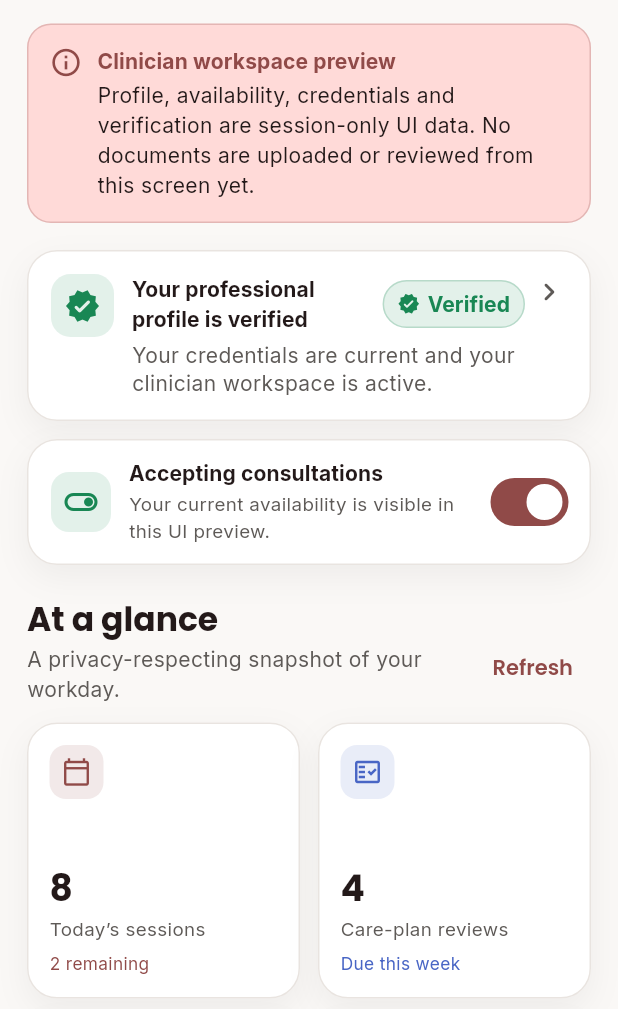
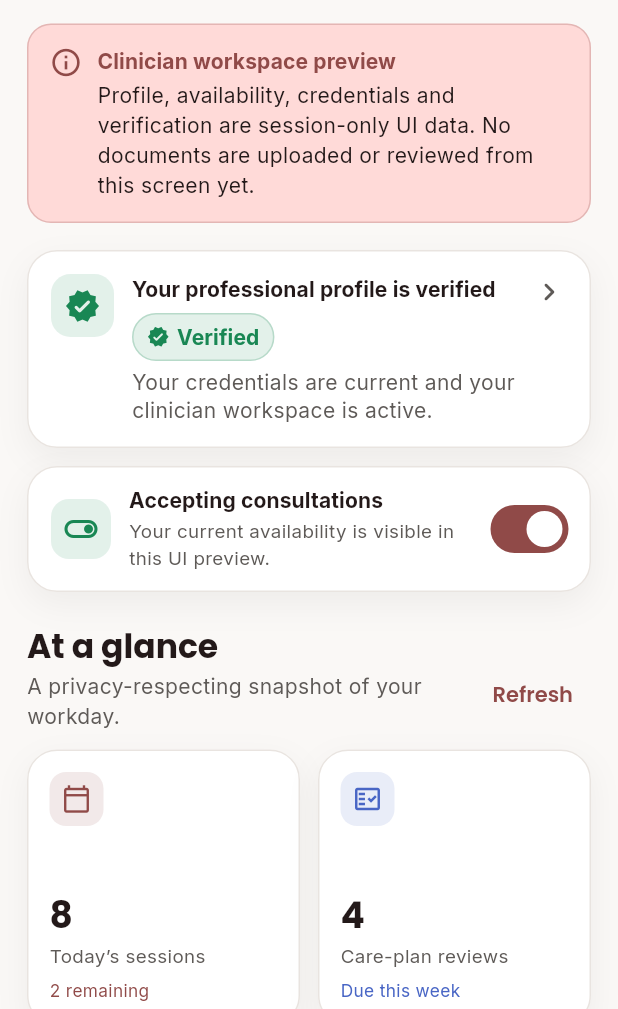
Before and after one commit to NgwinaQuinstarics/sicklecare-mobile, a Flutter app: the DoctorDashboardScreen screen opened directly, on a phone screen of 412 x 824 dp, the part 227-1236 px from its top. Run offline on Flutter 3.47's test engine with Material 3 defaults, Android fonts, the phone set to English and light mode, and no system bars; our stand-ins replace animate_do, awesome_notifications, cloud_firestore, cloud_functions, firebase_auth, firebase_core and 12 more; missing offline and left inert: firebase_app_check; accounts and stored records are empty.

```diff
--- a/sicklecare_app/lib/screens/doctor/doctor_dashboard_screen.dart
+++ b/sicklecare_app/lib/screens/doctor/doctor_dashboard_screen.dart
@@ -10,6 +10,7 @@ import 'credential_submission_screen.dart';
 import 'doctor_profile_screen.dart';
 import 'doctor_ui_components.dart';
 import 'doctor_verification_status_screen.dart';
+import '../facilities/facilities_screen.dart';
 
 /// A clinician home workspace designed to work with temporary presentation
 /// data. Integrators can pass the current profile values or wire its actions
@@ -67,7 +68,8 @@ class _DoctorDashboardScreenState extends State<DoctorDashboardScreen> {
   Widget build(BuildContext context) {
     final cs = Theme.of(context).colorScheme;
     final tt = Theme.of(context).textTheme;
-    final previewProfile = context.watch<CareUiProvider>().doctorProfile;
+    final care = context.watch<CareUiProvider>();
+    final previewProfile = care.doctorProfile;
     final doctorName = previewProfile?.fullName ?? widget.doctorName;
     final specialty = previewProfile?.specialty ?? widget.specialty;
     final facilityName = previewProfile?.facilityName ?? widget.facilityName;
@@ -455,6 +457,62 @@ class _DoctorDashboardScreenState extends State<DoctorDashboardScreen> {
                     icon: const Icon(Icons.verified_user_outlined),
                     label: const Text('Review verification status'),
                   ),
+                  const SizedBox(height: 24),
+                  const DoctorSectionHeader(
+                    title: 'Care directory',
+                    subtitle:
+                        'Find nearby facilities and services for care coordination.',
+                  ),
+                  const SizedBox(height: 12),
+                  SectionCard(
+                    onTap: _openCareDirectory,
+                    padding: const EdgeInsets.all(16),
+                    child: Row(
+                      children: [
+                        Container(
+                          width: 44,
+                          height: 44,
+                          decoration: BoxDecoration(
+                            color: cs.primary.withValues(alpha: 0.12),
+                            borderRadius: BorderRadius.circular(14),
+                          ),
+                          child: Icon(
+                            Icons.local_hospital_outlined,
+                            color: cs.primary,
+                          ),
+                        ),
+                        const SizedBox(width: 12),
+                        Expanded(
+                          child: Column(
+                            crossAxisAlignment: CrossAxisAlignment.start,
+                            children: [
+                              Text(
+                                'Browse care facilities',
+                                style: tt.titleSmall?.copyWith(
+                                  fontWeight: FontWeight.w700,
+                                ),
+                              ),
+                              const SizedBox(height: 2),
+                              Text(
+                                'Search services, opening hours and contact details.',
+                                maxLines: 2,
+                                overflow: TextOverflow.ellipsis,
+                                style: TextStyle(
+                                  color: cs.onSurfaceVariant,
+                                  fontSize: 12.5,
+                                ),
+                              ),
+                            ],
+                          ),
+                        ),
+                        const SizedBox(width: 8),
+                        Icon(
+                          Icons.chevron_right_rounded,
+                          color: cs.onSurfaceVariant,
+                        ),
+                      ],
+                    ),
+                  ),
                 ],
               ),
             ),
@@ -469,6 +527,31 @@ class _DoctorDashboardScreenState extends State<DoctorDashboardScreen> {
       MaterialPageRoute(
         builder: (_) => CredentialSubmissionScreen(
           verificationStatus: verificationStatus,
+        ),
+      ),
+    );
+  }
+
+  void _openCareDirectory() {
+    Navigator.of(context).push(
+      MaterialPageRoute(
+        builder: (_) => Consumer<CareUiProvider>(
+          builder: (context, care, _) {
+            final viewState = care.isLoading && !care.hasLoaded
+                ? FacilitiesViewState.loading
+                : !care.hasLoaded && care.errorMessage != null
+                    ? FacilitiesViewState.error
+                    : FacilitiesViewState.content;
+            return FacilitiesScreen(
+              facilities: care.facilities,
+              viewState: viewState,
+              errorMessage: care.errorMessage,
+              onRetry: care.retry,
+              onRefresh: () => care.load(force: true),
+              onFacilitySelected: care.selectFacility,
+              locationLabel: 'Care network · preview area',
+            );
+          },
         ),
       ),
     );
--- a/sicklecare_app/lib/screens/doctor/doctor_ui_components.dart
+++ b/sicklecare_app/lib/screens/doctor/doctor_ui_components.dart
@@ -31,15 +31,16 @@ class DoctorStatusPill extends StatelessWidget {
           borderRadius: BorderRadius.circular(99),
           border: Border.all(color: presentation.color.withValues(alpha: 0.22)),
         ),
-        child: Row(
-          mainAxisSize: MainAxisSize.min,
+        child: Wrap(
+          spacing: 5,
+          runSpacing: 2,
+          crossAxisAlignment: WrapCrossAlignment.center,
           children: [
             Icon(
               presentation.icon,
               size: compact ? 15 : 16,
               color: presentation.color,
             ),
-            const SizedBox(width: 5),
             Text(
               presentation.label,
               style: Theme.of(context).textTheme.labelLarge?.copyWith(
@@ -96,15 +97,20 @@ class DoctorStatusBanner extends StatelessWidget {
             child: Column(
               crossAxisAlignment: CrossAxisAlignment.start,
               children: [
-                Row(
+                // A long verification title and its status must be allowed to
+                // wrap independently on narrow screens or when the user has
+                // increased their system text size. A Row made the status pill
+                // compete with the title for a fixed width and could overflow.
+                Wrap(
+                  spacing: 8,
+                  runSpacing: 6,
+                  crossAxisAlignment: WrapCrossAlignment.center,
                   children: [
-                    Expanded(
-                      child: Text(
-                        resolvedTitle,
-                        style: Theme.of(context).textTheme.titleSmall?.copyWith(
-                              fontWeight: FontWeight.w700,
-                            ),
-                      ),
+                    Text(
+                      resolvedTitle,
+                      style: Theme.of(context).textTheme.titleSmall?.copyWith(
+                            fontWeight: FontWeight.w700,
+                          ),
                     ),
                     DoctorStatusPill(status: status, compact: true),
                   ],
```
Also changed, not shown: sicklecare_app/lib/login.dart (+4 -5 lines), 1 other file.
